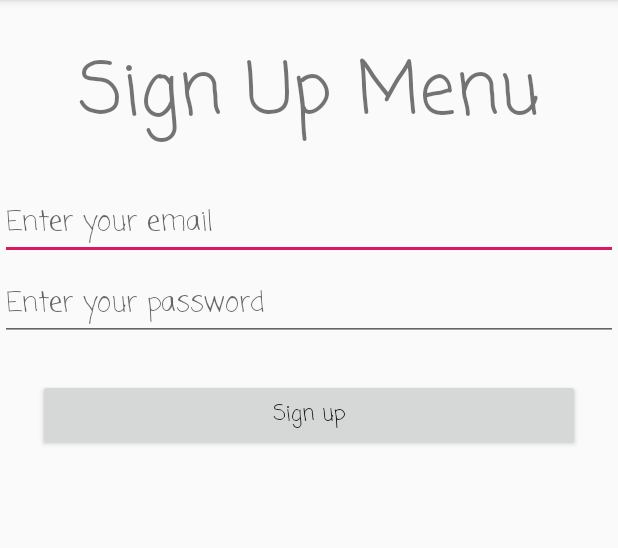
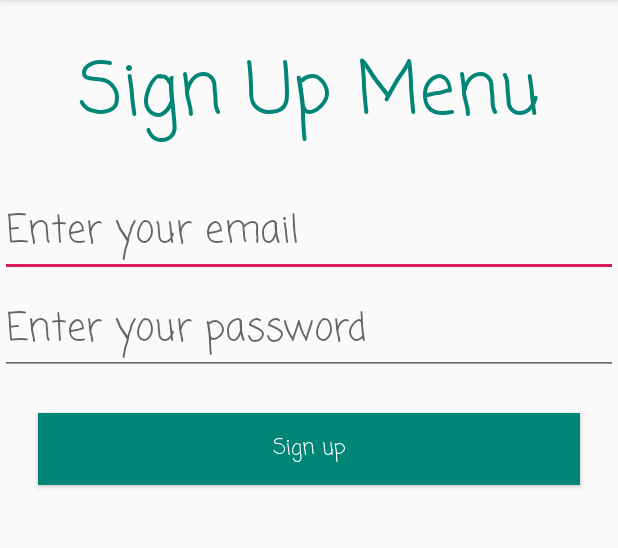
Before and after one commit to avgimatan/CheckMyPay_Final_Project, an Android app: the SignUpActivity screen opened directly, with no data from a screen before it, on a phone screen of 412 x 824 dp, the part 84-632 px from its top. Run offline under Robolectric (Android 15) with nearby library versions, the phone set to English and light mode, and no system bars; our stand-ins replace Firebase (no records; nobody signed in at launch, a user with empty details on screens opened directly).

Commit message:
signup xml + activity

```diff
--- a/app/src/main/java/com/example/checkmypay/SignUpActivity.java
+++ b/app/src/main/java/com/example/checkmypay/SignUpActivity.java
@@ -3,12 +3,46 @@ package com.example.checkmypay;
 import androidx.appcompat.app.AppCompatActivity;
 
 import android.os.Bundle;
+import android.widget.EditText;
+
+import com.google.firebase.firestore.FirebaseFirestore;
+
+import java.util.HashMap;
+import java.util.Map;
 
 public class SignUpActivity extends AppCompatActivity {
+
+    private FirebaseFirestore db = FirebaseFirestore.getInstance();
+
+    private EditText email, password;
+
+    private User user;
 
     @Override
     protected void onCreate(Bundle savedInstanceState) {
         super.onCreate(savedInstanceState);
         setContentView(R.layout.activity_sign_up);
+
+        email = findViewById(R.id.text_signup_email);
+        password = findViewById(R.id.text_signup_pass);
+
+        // TODO: Check email validation
+
+        initUser(email, password);
+
+        writeUserToDB();
+
+    }
+
+    public void initUser(EditText email, EditText password) {
+        this.user = new User(email.getText().toString(), password.getText().toString());
+    }
+
+    public void writeUserToDB() {
+        // Create a new user with a email and password
+        Map<String, Object> user = new HashMap<>();
+        user.put("email", email.getText().toString());
+        user.put("last", "Lovelace");
+        user.put("born", 1815);
     }
 }
--- a/app/src/main/res/layout/activity_sign_up.xml
+++ b/app/src/main/res/layout/activity_sign_up.xml
@@ -13,22 +13,25 @@
         android:fontFamily="casual"
         android:gravity="center"
         android:text="Sign Up Menu"
+        android:textColor="@color/colorPrimary"
         android:layout_margin="25dp"
         android:textSize="@android:dimen/app_icon_size" />
 
     <EditText
+        android:id="@+id/text_signup_email"
         android:layout_width="match_parent"
         android:layout_height="wrap_content"
-        android:id="@+id/text_signup_email"
         android:fontFamily="casual"
+        android:textSize="25dp"
         android:layout_marginBottom="5dp"
         android:hint="@string/input_email" />
 
     <EditText
+        android:id="@+id/text_signup_pass"
         android:layout_width="match_parent"
         android:layout_height="wrap_content"
-        android:id="@+id/text_signup_pass"
         android:fontFamily="casual"
+        android:textSize="25dp"
         android:hint="@string/input_password"/>
 
     <Button
@@ -36,6 +39,8 @@
         android:layout_height="wrap_content"
         android:text="Sign up"
         android:fontFamily="casual"
+        android:background="@color/colorPrimary"
+        android:textColor="@color/white"
         android:layout_margin="25dp"
         android:textAllCaps="false"/>
 
```
